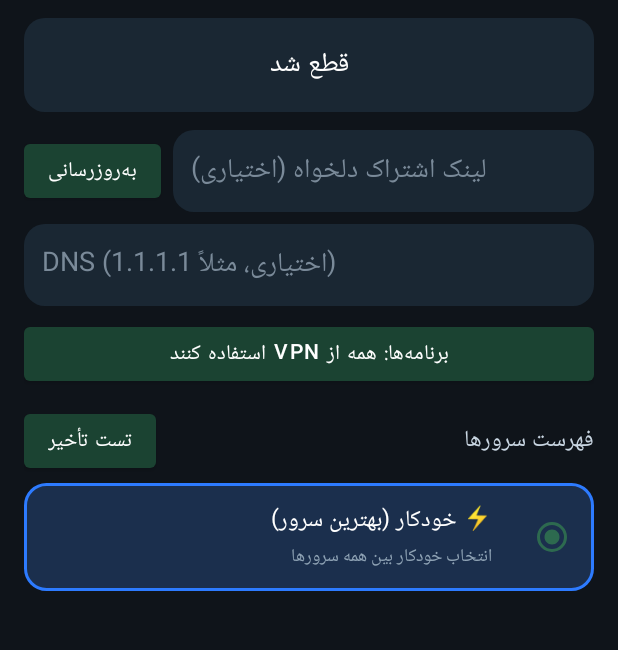
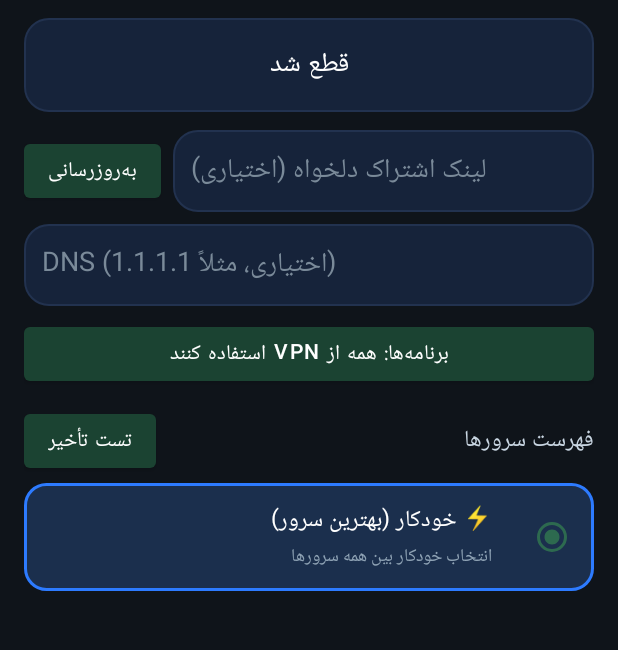
Before and after one commit to ali72mp1400/RSMH, an Android app: the screen it shows after launch (MainActivity), on a phone screen of 412 x 824 dp, the part 81-731 px from its top. Run offline under Robolectric (Android 15) with nearby library versions, the phone set to English and light mode, and no system bars; 2 statements that could not run were skipped.

Commit message:
Update rsmh_card.xml

```diff
--- a/app/src/main/res/drawable/rsmh_card.xml
+++ b/app/src/main/res/drawable/rsmh_card.xml
@@ -1,5 +1,9 @@
 <?xml version="1.0" encoding="utf-8"?>
-<shape xmlns:android="http://schemas.android.com/apk/res/android" android:shape="rectangle">
-    <solid android:color="#1A2733" />
-    <corners android:radius="14dp" />
+<shape xmlns:android="http://schemas.android.com/apk/res/android"
+    android:shape="rectangle">
+    <solid android:color="#16233A" />
+    <stroke
+        android:width="1dp"
+        android:color="#22324F" />
+    <corners android:radius="16dp" />
 </shape>
```
